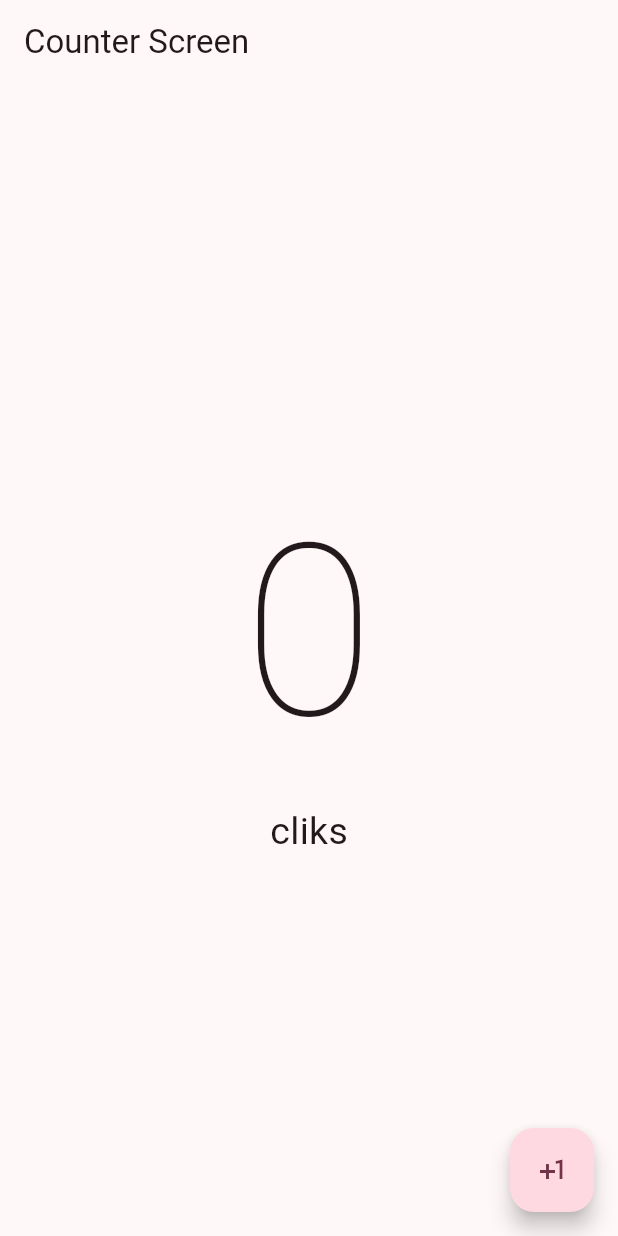
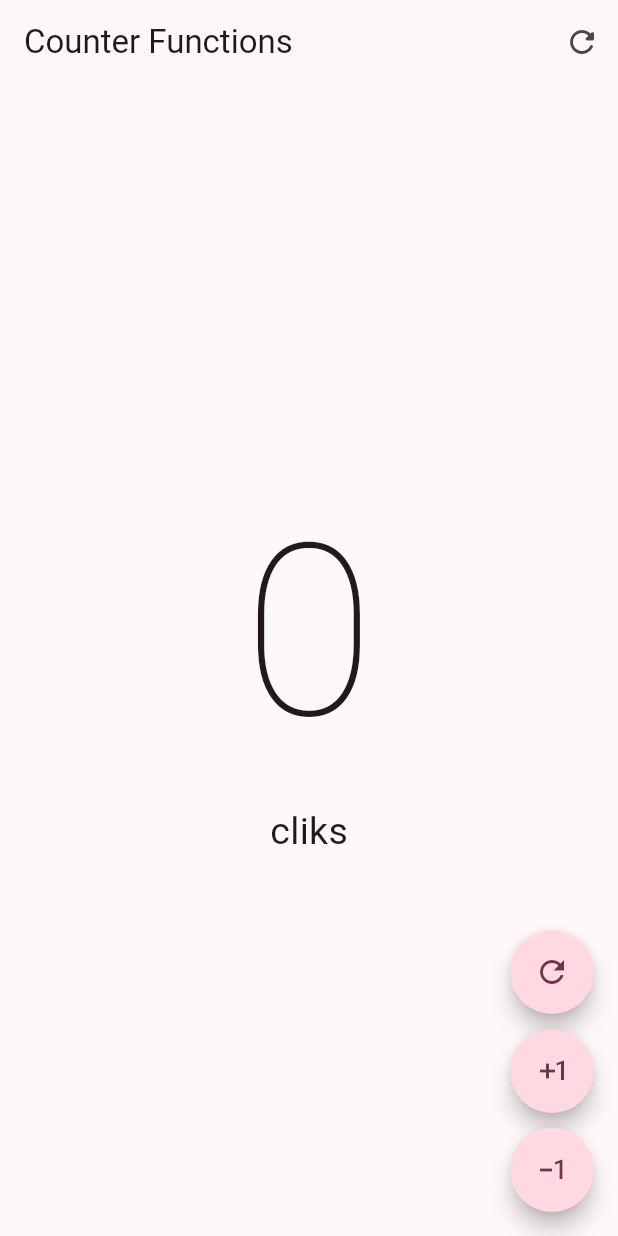
Before and after one commit to LeopoldoIII/hello_world_app, a Flutter app: the screen it shows after launch, on a phone screen of 412 x 824 dp. Run offline on Flutter 3.47's test engine with Material 2 defaults, Android fonts, the phone set to English and light mode, and no system bars.

Commit message:
appbar & actions

```diff
--- a/lib/main.dart
+++ b/lib/main.dart
@@ -1,5 +1,5 @@
 import 'package:flutter/material.dart';
-import 'package:hello_world_app/screens/counter/counter_screen.dart';
+import 'package:hello_world_app/screens/counter/counter_functions_screen.dart';
 
 void main() {
   runApp(const MyApp());
@@ -13,6 +13,6 @@ class MyApp extends StatelessWidget {
     return MaterialApp(
         debugShowCheckedModeBanner: false,
         theme: ThemeData(useMaterial3: true, colorSchemeSeed: Colors.black),
-        home: const CounterScreen());
+        home: const CounterFunctionsScreen());
   }
 }
--- /dev/null
+++ b/lib/screens/counter/counter_functions_screen.dart
@@ -0,0 +1,81 @@
+import 'package:flutter/material.dart';
+
+class CounterFunctionsScreen extends StatefulWidget {
+  const CounterFunctionsScreen({super.key});
+
+  @override
+  State<CounterFunctionsScreen> createState() => _CounterFunctionsScreenState();
+}
+
+class _CounterFunctionsScreenState extends State<CounterFunctionsScreen> {
+  int clickCounter = 0;
+
+  @override
+  Widget build(BuildContext context) {
+    return Scaffold(
+        appBar: AppBar(
+          title: const Text('Counter Functions'),
+          actions: [
+            IconButton(
+              icon: const Icon(Icons.refresh_rounded),
+              onPressed: () {
+                setState(() {
+                  clickCounter = 0;
+                });
+              },
+            ),
+          ],
+        ),
+        body: Center(
+          child: Column(
+            mainAxisAlignment: MainAxisAlignment.center,
+            children: [
+              Text(
+                '$clickCounter',
+                style:
+                    const TextStyle(fontSize: 160, fontWeight: FontWeight.w100),
+              ),
+              Text(
+                (clickCounter != 1) ? 'cliks' : 'click',
+                style: const TextStyle(fontSize: 25),
+              ),
+            ],
+          ),
+        ),
+        floatingActionButton: Column(
+          mainAxisAlignment: MainAxisAlignment.end,
+          children: [
+            FloatingActionButton(
+              shape: const StadiumBorder(),
+              onPressed: () {
+                clickCounter = 0;
+                setState(() {});
+              },
+              child: const Icon(Icons.refresh_outlined),
+            ),
+            const SizedBox(
+              height: 10,
+            ),
+            FloatingActionButton(
+              shape: const StadiumBorder(),
+              onPressed: () {
+                clickCounter--;
+                setState(() {});
+              },
+              child: const Icon(Icons.exposure_plus_1_outlined),
+            ),
+            const SizedBox(
+              height: 10,
+            ),
+            FloatingActionButton(
+              shape: const StadiumBorder(),
+              onPressed: () {
+                clickCounter--;
+                setState(() {});
+              },
+              child: const Icon(Icons.exposure_minus_1_outlined),
+            ),
+          ],
+        ));
+  }
+}
```
Also changed, not shown: 1 other file.
